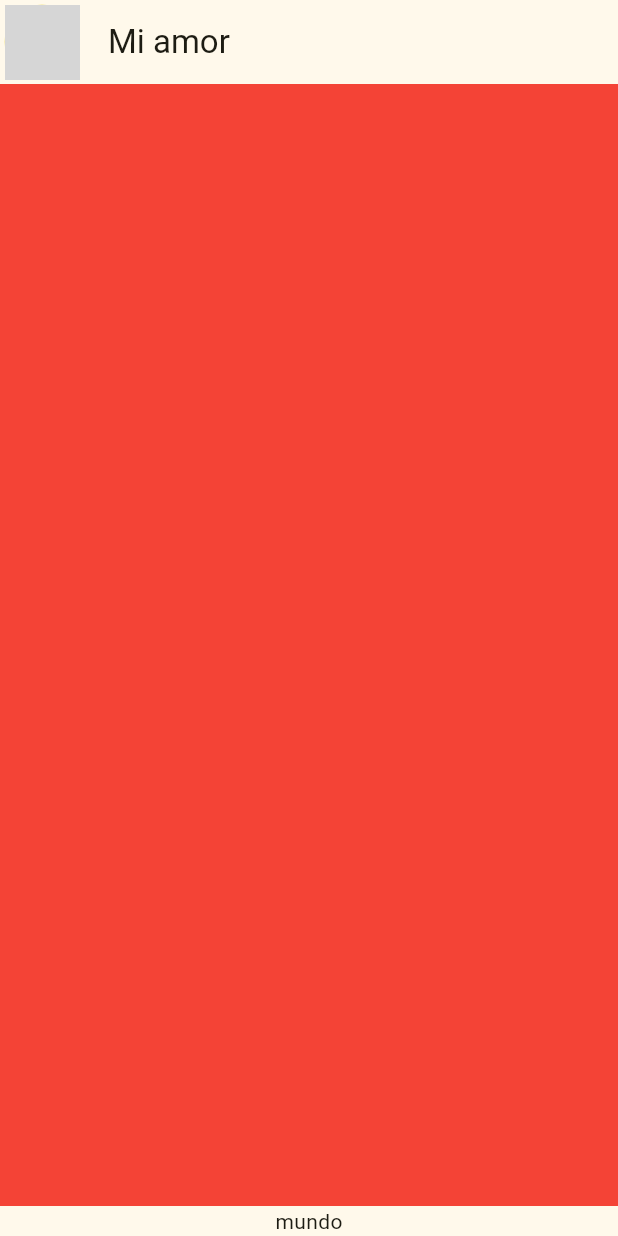
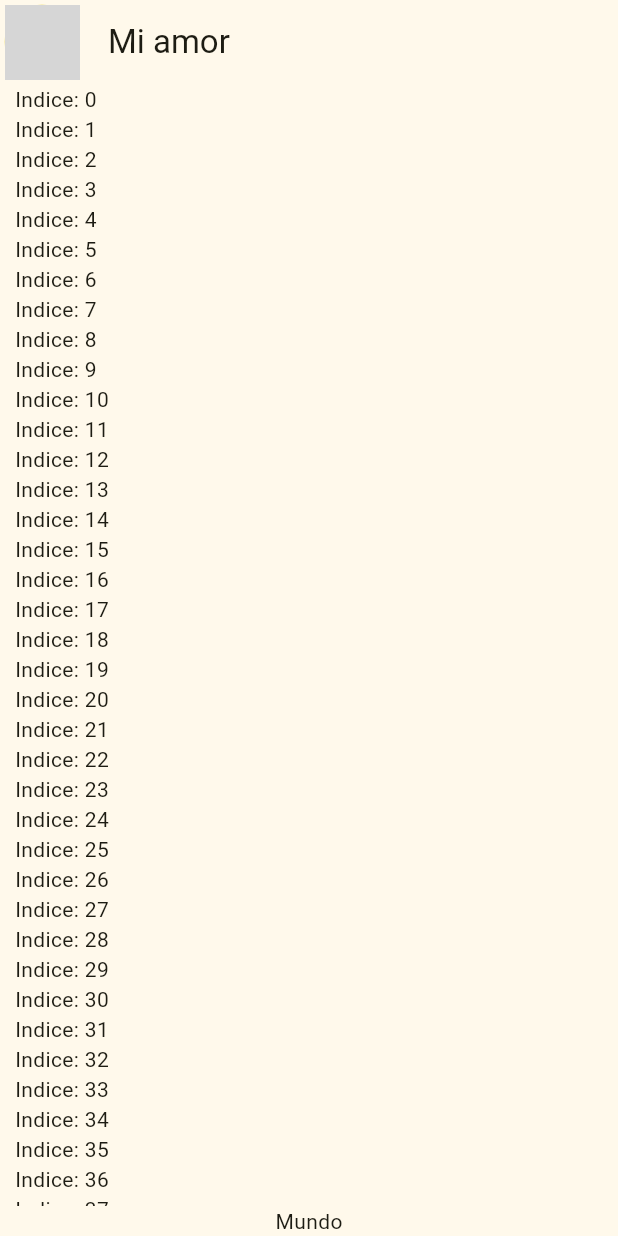
Before and after one commit to JhoanaZF/yes-no, a Flutter app: the ChatScreen screen opened directly, on a phone screen of 412 x 824 dp. Run offline on Flutter 3.47's test engine with Material 2 defaults, Android fonts, the phone set to English and light mode, and no system bars; network calls fail; grey boxes are pictures that could not be loaded.

```diff
--- a/yes_no/lib/presentacion/chat/chat_screen.dart
+++ b/yes_no/lib/presentacion/chat/chat_screen.dart
@@ -24,14 +24,22 @@ class ChatScreen extends StatelessWidget {
 class _ChatView extends StatelessWidget {
   @override
   Widget build(BuildContext context) {
-    return Column(
-      children: [
-        Expanded(
-            child: Container(
-          color: Colors.red,
-        )),
-        Text('mundo')
-      ],
+    return SafeArea(
+      child: Padding(
+        padding: const EdgeInsets.symmetric(horizontal: 10),
+        child: Column(
+          children: [
+            Expanded(
+                child: ListView.builder(
+              itemCount: 100,
+              itemBuilder: (context, index) {
+                return Text('Indice: $index');
+              },
+            )),
+            Text('Mundo')
+          ],
+        ),
+      ),
     );
   }
 }
```
